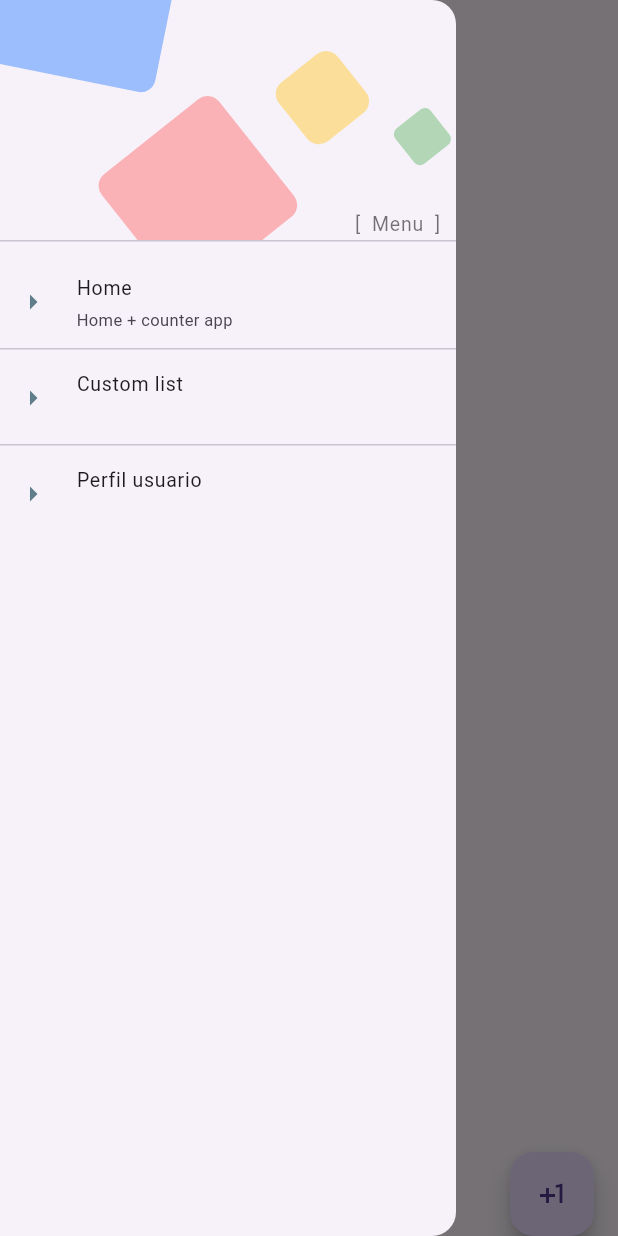
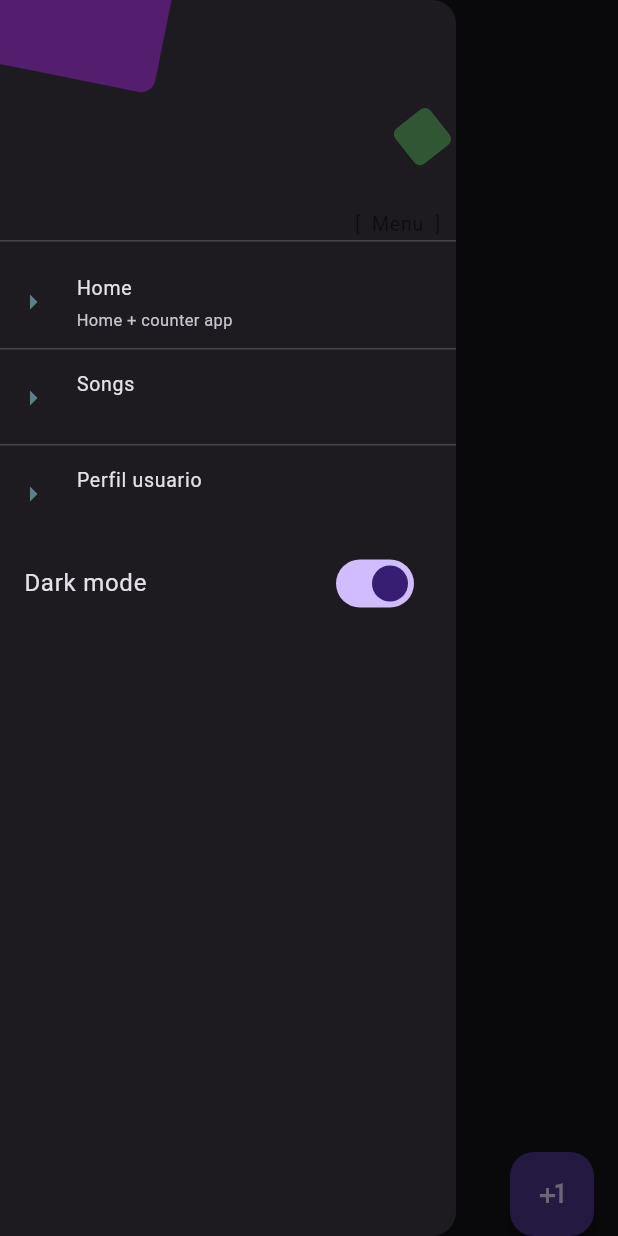
Before and after one commit to FMartine7i/flutter_app_2024, a Flutter app: the screen it shows after launch, with the side drawer open, on a phone screen of 412 x 824 dp. Run offline on Flutter 3.47's test engine with Material 3 defaults, Android fonts, the phone set to English and light mode, and no system bars; our stand-ins replace shared_preferences; Roboto replaces fonts that are missing (FuzzyBubbles, RobotoMono).

```diff
--- a/lib/helpers/preferences.dart
+++ b/lib/helpers/preferences.dart
@@ -1,7 +1,7 @@
 import 'package:shared_preferences/shared_preferences.dart';
 
 class Preferences {
-  static bool _darkmode = false;
+  static bool _darkmode = true;
   static late SharedPreferences _prefs;
 
   static Future<void> initShared() async {
--- /dev/null
+++ b/lib/helpers/theme_provider.dart
@@ -0,0 +1,14 @@
+import 'package:flutter/material.dart';
+import 'package:flutter_application_base/helpers/preferences.dart';
+
+class ThemeProvider extends ChangeNotifier {
+  bool _isDarkmode = Preferences.darkmode;
+
+  bool get isDarkmode => _isDarkmode; // modo oscuro por defecto
+
+  void toggleTheme() {
+    _isDarkmode = !_isDarkmode;
+    Preferences.darkmode = _isDarkmode;
+    notifyListeners();
+  }
+}
--- a/lib/main.dart
+++ b/lib/main.dart
@@ -1,6 +1,8 @@
 import 'package:flutter/material.dart';
 import 'package:flutter_application_base/helpers/preferences.dart';
 import 'package:flutter_application_base/screens/screens.dart';
+import 'package:flutter_application_base/helpers/theme_provider.dart';
+import 'package:provider/provider.dart';
 
 void main() async {
   WidgetsFlutterBinding.ensureInitialized();
@@ -14,6 +16,10 @@ class MyApp extends StatelessWidget {
 
   @override
   Widget build(BuildContext context) {
+    return ChangeNotifierProvider(
+      create: (_) => ThemeProvider(),
+      child: Consumer<ThemeProvider>(
+        builder: (context, themeProvider, child){
           return MaterialApp(
             debugShowCheckedModeBanner: false,
             initialRoute: 'home',
@@ -23,8 +29,9 @@ class MyApp extends StatelessWidget {
               'custom_list': (context) => const CustomListScreen(),
               'profile': (context) => const ProfileScreen(),
               'custom_list_item': (context) => const CustomListItem(),
+          });
         }
-        /* home: DesignScreen(), */
+      )
     );
   }
 }
--- a/lib/screens/home_screen.dart
+++ b/lib/screens/home_screen.dart
@@ -1,5 +1,4 @@
 import 'dart:developer';
-
 import 'package:flutter/material.dart';
 import 'package:flutter_application_base/widgets/drawer_menu.dart';
 
--- a/lib/widgets/drawer_menu.dart
+++ b/lib/widgets/drawer_menu.dart
@@ -1,9 +1,11 @@
 import 'package:flutter/material.dart';
+import 'package:provider/provider.dart';
+import 'package:flutter_application_base/helpers/theme_provider.dart';
 
 class DrawerMenu extends StatelessWidget {
   final List<Map<String, String>> _menuItems = <Map<String, String>>[
     {'route': 'home', 'title': 'Home', 'subtitle': 'Home + counter app'},
-    {'route': 'custom_list', 'title': 'Custom list', 'subtitle': ''},
+    {'route': 'custom_list', 'title': 'Songs', 'subtitle': ''},
     {'route': 'profile', 'title': 'Perfil usuario', 'subtitle': ''},
   ];
 
@@ -11,6 +13,8 @@ class DrawerMenu extends StatelessWidget {
 
   @override
   Widget build(BuildContext context) {
+    final themeProvider = Provider.of<ThemeProvider>(context);
+
     return Drawer(
       child: ListView(
         padding: EdgeInsets.zero,
@@ -38,7 +42,16 @@ class DrawerMenu extends StatelessWidget {
                           Navigator.pushNamed(context, item['route']!);
                         },
                       ))
-                  .toList())
+                  .toList()),
+                  ListTile(
+                    title: const Text('Dark mode'),
+                    trailing: Switch(
+                      value: themeProvider.isDarkmode,
+                      onChanged: (value) {
+                        themeProvider.toggleTheme();  // Cambia el tema
+                      },
+                  )
+          ),
         ],
       ),
     );
@@ -61,33 +74,9 @@ class _DrawerHeaderAlternative extends StatelessWidget {
             width: 130,
             height: 130,
             decoration: BoxDecoration(
-                color: Colors.blueAccent.withOpacity(0.5),
+                color: const Color.fromARGB(255, 139, 30, 185).withOpacity(0.5),
                 borderRadius: BorderRadius.circular(10)),
             transform: Matrix4.rotationZ(0.2),
-          ),
-        ),
-        Positioned(
-          bottom: 0,
-          left: 140,
-          child: Container(
-            width: 100,
-            height: 100,
-            decoration: BoxDecoration(
-                color: Colors.redAccent.withOpacity(0.4),
-                borderRadius: BorderRadius.circular(10)),
-            transform: Matrix4.rotationZ(0.9),
-          ),
-        ),
-        Positioned(
-          top: 30,
-          right: 35,
-          child: Container(
-            width: 50,
-            height: 50,
-            decoration: BoxDecoration(
-                color: Colors.amber.withOpacity(0.4),
-                borderRadius: BorderRadius.circular(10)),
-            transform: Matrix4.rotationZ(0.9),
           ),
         ),
         Positioned(
--- a/pubspec.yaml
+++ b/pubspec.yaml
@@ -22,6 +22,7 @@ dependencies:
   # Use with the CupertinoIcons class for iOS style icons.
   cupertino_icons: ^1.0.2
   shared_preferences: ^2.3.2
+  provider: ^6.1.2
 
 dev_dependencies:
   flutter_test:
```
Also changed, not shown: lib/screens/alert_screen.dart (added, +86 -0 lines), lib/themes/default_theme.dart (+30 -4 lines), pubspec.lock. Lines whose indentation alone changed are shown as unchanged.
